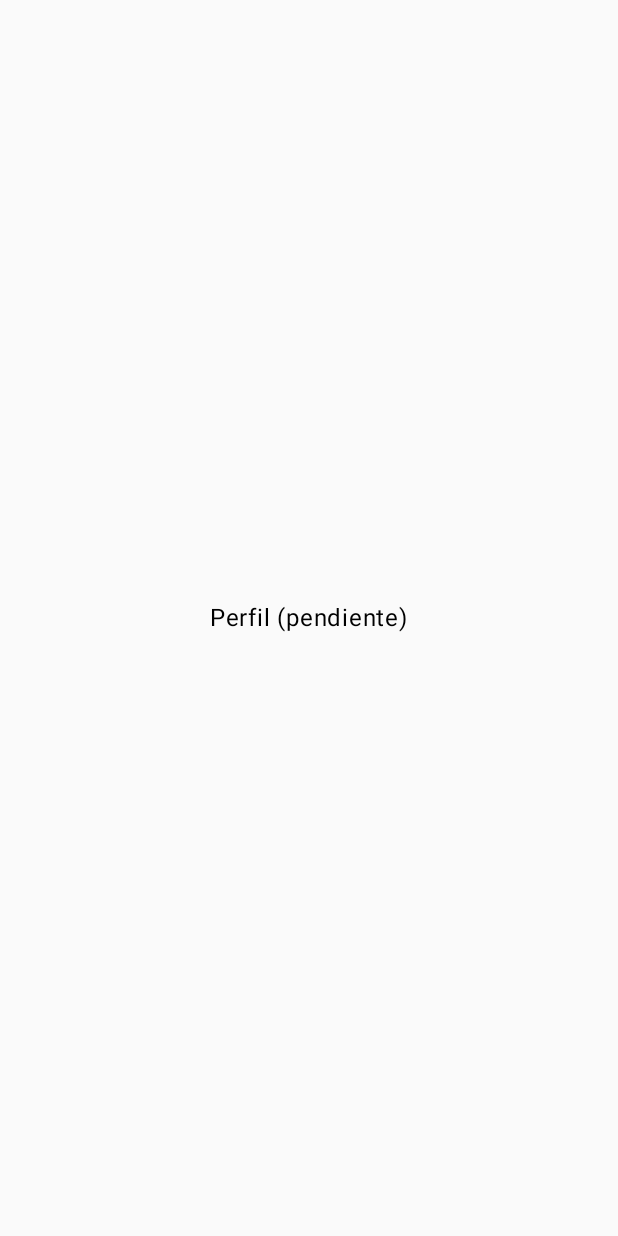
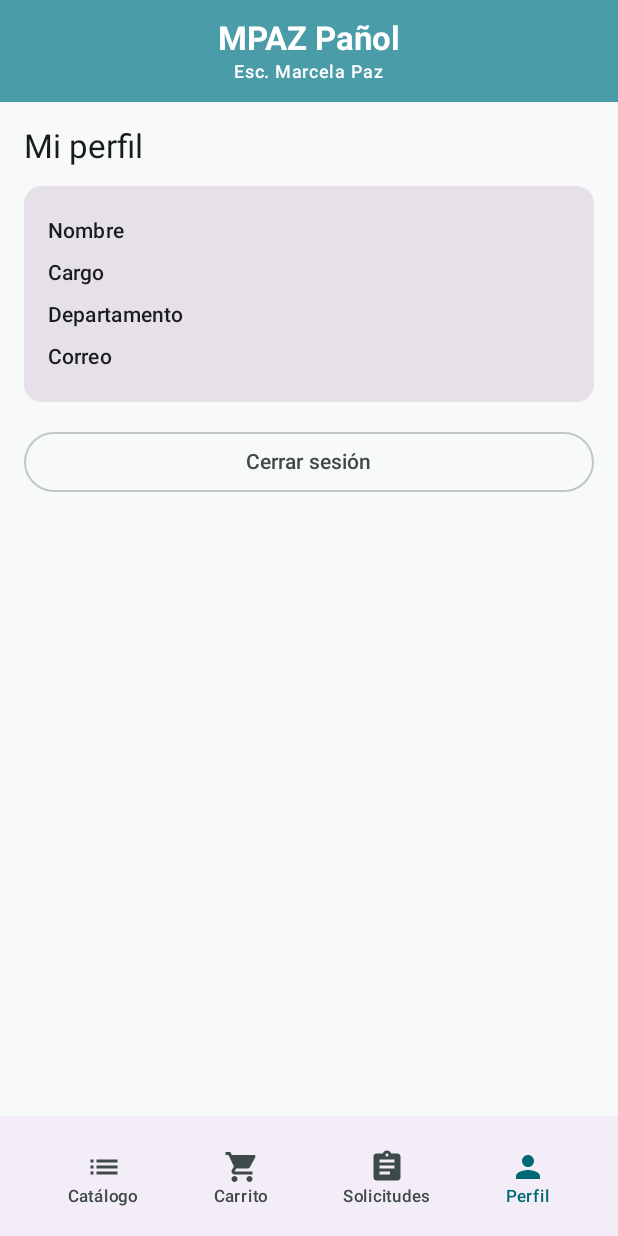
Before and after one commit to AkiraXleb/DDAM_Panol_Joaquin_Nieto__Benjamin_Godoy, an Android app built with Jetpack Compose: the PerfilScreen screen opened through its navigation route, on a phone screen of 412 x 824 dp. Before the commit the screen is almost empty. Run offline under Robolectric (Android 15) with nearby library versions, the phone set to English and light mode, and no system bars; our stand-ins replace Room's generated code.

Commit message:
feat: implementa pantalla de Perfil con confirmación de cierre de sesión

```diff
--- a/app/src/main/java/com/example/panol/ui/navigation/AppNavigation.kt
+++ b/app/src/main/java/com/example/panol/ui/navigation/AppNavigation.kt
@@ -12,6 +12,7 @@ import androidx.navigation.compose.rememberNavController
 import com.example.panol.ui.screen.CatalogoScreen
 import com.example.panol.ui.screen.DetalleScreen
 import com.example.panol.ui.screen.LoginScreen
+import com.example.panol.ui.screen.PerfilScreen
 
 object Routes {
     const val LOGIN = "login"
@@ -26,6 +27,13 @@ object Routes {
 fun AppNavigation() {
     val navController = rememberNavController()
 
+    // Navegación de la barra inferior: volver al Catálogo no lo duplica en la pila
+    val navegar: (String) -> Unit = { ruta ->
+        navController.navigate(ruta) {
+            popUpTo(Routes.CATALOGO) { inclusive = ruta == Routes.CATALOGO }
+        }
+    }
+
     NavHost(navController = navController, startDestination = Routes.LOGIN) {
         composable(Routes.LOGIN) {
             LoginScreen(onLoginSuccess = {
@@ -37,11 +45,7 @@ fun AppNavigation() {
         composable(Routes.CATALOGO) {
             CatalogoScreen(
                 onVerDetalle = { navController.navigate(Routes.DETALLE) },
-                onNavegar = { ruta ->
-                    navController.navigate(ruta) {
-                        popUpTo(Routes.CATALOGO) { inclusive = ruta == Routes.CATALOGO }
-                    }
-                }
+                onNavegar = navegar
             )
         }
         composable(Routes.DETALLE) {
@@ -52,7 +56,16 @@ fun AppNavigation() {
         }
         composable(Routes.CARRITO) { Pendiente("Carrito") }
         composable(Routes.MIS_SOLICITUDES) { Pendiente("Mis Solicitudes") }
-        composable(Routes.PERFIL) { Pendiente("Perfil") }
+        composable(Routes.PERFIL) {
+            PerfilScreen(
+                onNavegar = navegar,
+                onCerrarSesion = {
+                    navController.navigate(Routes.LOGIN) {
+                        popUpTo(Routes.CATALOGO) { inclusive = true }
+                    }
+                }
+            )
+        }
     }
 }
 
--- /dev/null
+++ b/app/src/main/java/com/example/panol/ui/screen/PerfilScreen.kt
@@ -0,0 +1,117 @@
+package com.example.panol.ui.screen
+
+import androidx.compose.foundation.layout.Column
+import androidx.compose.foundation.layout.Row
+import androidx.compose.foundation.layout.fillMaxSize
+import androidx.compose.foundation.layout.fillMaxWidth
+import androidx.compose.foundation.layout.padding
+import androidx.compose.foundation.layout.width
+import androidx.compose.material3.AlertDialog
+import androidx.compose.material3.Button
+import androidx.compose.material3.Card
+import androidx.compose.material3.MaterialTheme
+import androidx.compose.material3.OutlinedButton
+import androidx.compose.material3.Scaffold
+import androidx.compose.material3.Text
+import androidx.compose.material3.TextButton
+import androidx.compose.runtime.Composable
+import androidx.compose.runtime.LaunchedEffect
+import androidx.compose.runtime.getValue
+import androidx.compose.runtime.mutableStateOf
+import androidx.compose.runtime.remember
+import androidx.compose.runtime.setValue
+import androidx.compose.ui.Modifier
+import androidx.compose.ui.platform.LocalContext
+import androidx.compose.ui.unit.dp
+import androidx.lifecycle.viewmodel.compose.viewModel
+import com.example.panol.ui.components.BarraInferior
+import com.example.panol.ui.components.Header
+import com.example.panol.ui.navigation.Routes
+import com.example.panol.ui.viewmodel.PerfilViewModel
+
+@Composable
+fun PerfilScreen(
+    onNavegar: (String) -> Unit,
+    onCerrarSesion: () -> Unit,
+    viewModel: PerfilViewModel = viewModel()
+) {
+    val context = LocalContext.current
+    val state = viewModel.uiState
+    var mostrarDialogo by remember { mutableStateOf(false) }
+
+    LaunchedEffect(Unit) {
+        viewModel.cargarDatos(context)
+    }
+
+    Scaffold(
+        modifier = Modifier.fillMaxSize(),
+        topBar = { Header() },
+        bottomBar = {
+            BarraInferior(
+                rutaActual = Routes.PERFIL,
+                unidadesCarrito = state.unidadesCarrito,
+                onNavegar = onNavegar
+            )
+        }
+    ) { innerPadding ->
+        Column(
+            modifier = Modifier
+                .fillMaxSize()
+                .padding(innerPadding)
+                .padding(16.dp)
+        ) {
+            Text("Mi perfil", style = MaterialTheme.typography.titleLarge)
+
+            Card(modifier = Modifier
+                .fillMaxWidth()
+                .padding(top = 12.dp)) {
+                Column(modifier = Modifier.padding(16.dp)) {
+                    DatoPerfil("Nombre", state.nombre)
+                    DatoPerfil("Cargo", state.cargo)
+                    DatoPerfil("Departamento", state.departamento)
+                    DatoPerfil("Correo", state.correo)
+                }
+            }
+
+            OutlinedButton(
+                onClick = { mostrarDialogo = true },
+                modifier = Modifier
+                    .fillMaxWidth()
+                    .padding(top = 16.dp)
+            ) {
+                Text("Cerrar sesión")
+            }
+        }
+    }
+
+    if (mostrarDialogo) {
+        AlertDialog(
+            onDismissRequest = { mostrarDialogo = false },
+            title = { Text("Cerrar sesión") },
+            text = { Text("¿Seguro que quieres cerrar sesión?") },
+            confirmButton = {
+                Button(onClick = {
+                    mostrarDialogo = false
+                    viewModel.onCerrarSesionConfirmado(onCerrarSesion)
+                }) {
+                    Text("Cerrar sesión")
+                }
+            },
+            dismissButton = {
+                TextButton(onClick = { mostrarDialogo = false }) {
+                    Text("Cancelar")
+                }
+            }
+        )
+    }
+}
+
+@Composable
+private fun DatoPerfil(titulo: String, valor: String) {
+    Row(modifier = Modifier
+        .fillMaxWidth()
+        .padding(vertical = 4.dp)) {
+        Text(titulo, style = MaterialTheme.typography.labelLarge, modifier = Modifier.width(120.dp))
+        Text(valor, style = MaterialTheme.typography.bodyMedium)
+    }
+}
```
